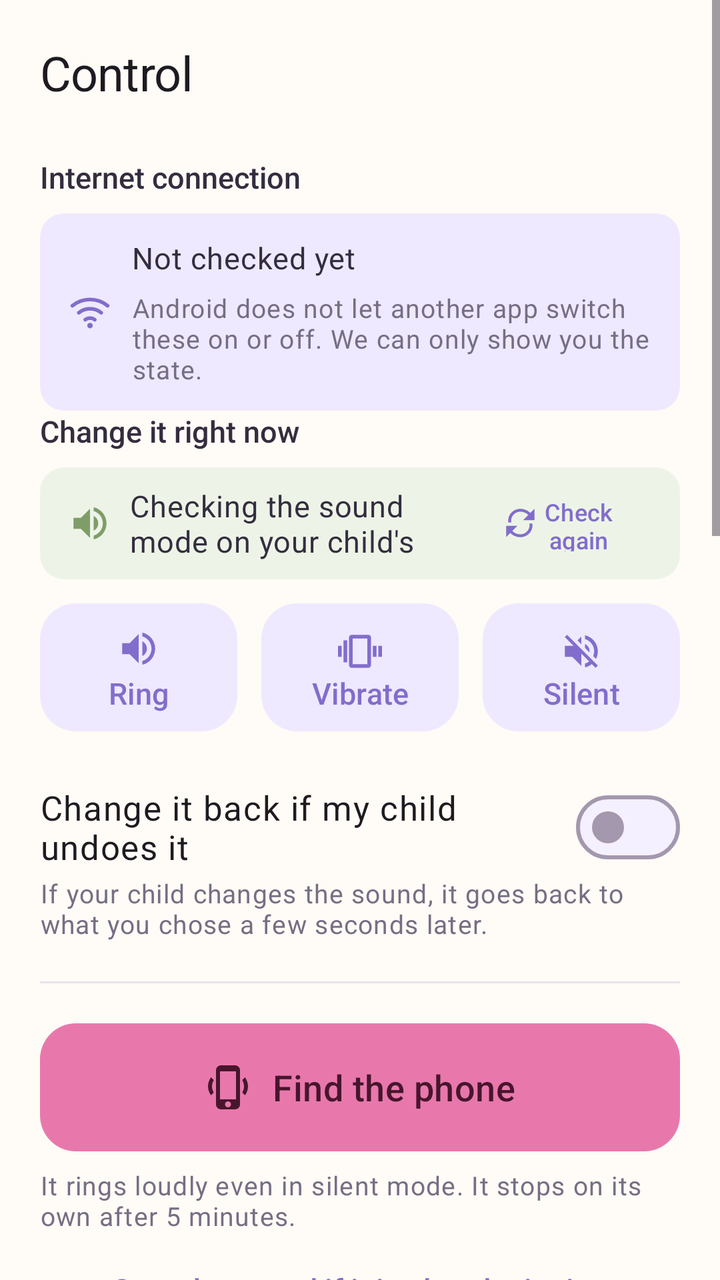
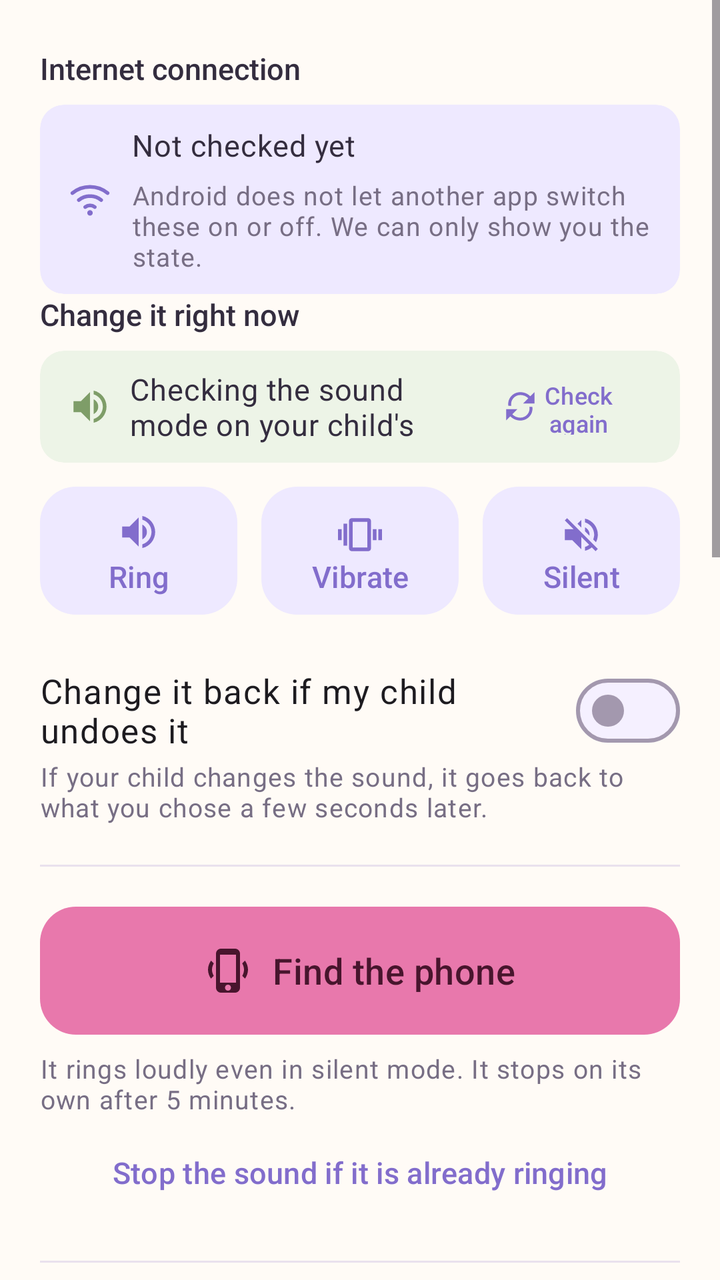

Two renders of the same Android screen: before a commit and after it. Below are the layout's source before the change and the commit's diff.
<!-- AndroidManifest.xml: application theme Theme.KidCare -->
<!-- res/layout/fragment_control.xml -->
<?xml version="1.0" encoding="utf-8"?>
<ScrollView xmlns:android="http://schemas.android.com/apk/res/android"
    xmlns:app="http://schemas.android.com/apk/res-auto"
    android:layout_width="match_parent"
    android:layout_height="match_parent"
    android:fillViewport="true">

    <LinearLayout
        android:layout_width="match_parent"
        android:layout_height="wrap_content"
        android:orientation="vertical"
        android:paddingHorizontal="@dimen/edge"
        android:paddingTop="20dp"
        android:paddingBottom="28dp">

        <TextView
            android:layout_width="match_parent"
            android:layout_height="wrap_content"
            android:text="@string/tab_control"
            android:textAppearance="?attr/textAppearanceHeadlineSmall" />

        
        <TextView
            android:id="@+id/child_state"
            android:layout_width="match_parent"
            android:layout_height="wrap_content"
            android:paddingBottom="16dp"
            android:textAppearance="?attr/textAppearanceBodyMedium"
            android:textColor="?attr/colorOnSurfaceVariant"
            android:visibility="gone" />

        <TextView
            android:layout_width="match_parent"
            android:layout_height="wrap_content"
            android:layout_marginTop="26dp"
            android:text="@string/control_section_network"
            android:fontFamily="sans-serif-medium"
            android:textColor="@color/ink"
            android:textSize="15sp" />

        
        <com.google.android.material.card.MaterialCardView
            android:layout_width="match_parent"
            android:layout_height="wrap_content"
            android:layout_marginTop="8dp"
            app:cardBackgroundColor="@color/sky_soft"
            app:shapeAppearance="@style/ShapeAppearance.KidCare.Small"
            app:strokeWidth="0dp">

            <LinearLayout
                android:layout_width="match_parent"
                android:layout_height="wrap_content"
                android:baselineAligned="false"
                android:gravity="center_vertical"
                android:orientation="horizontal"
                android:paddingHorizontal="14dp"
                android:paddingVertical="12dp">

                <ImageView
                    android:id="@+id/network_icon"
                    android:layout_width="22dp"
                    android:layout_height="22dp"
                    android:importantForAccessibility="no"
                    android:src="@drawable/ic_wifi"
                    app:tint="@color/sky" />

                <LinearLayout
                    android:layout_width="0dp"
                    android:layout_height="wrap_content"
                    android:layout_marginStart="10dp"
                    android:layout_weight="1"
                    android:orientation="vertical">

                    <TextView
                        android:id="@+id/network_state"
                        android:layout_width="match_parent"
                        android:layout_height="wrap_content"
                        android:text="@string/control_network_unknown"
                        android:textAppearance="?attr/textAppearanceBodyMedium"
                        android:textColor="@color/ink" />

                    <TextView
                        android:id="@+id/network_wifi_state"
                        android:layout_width="match_parent"
                        android:layout_height="wrap_content"
                        android:layout_marginTop="1dp"
                        android:textAppearance="?attr/textAppearanceBodySmall"
                        android:textColor="?attr/colorOnSurfaceVariant"
                        android:visibility="gone" />

                    <TextView
                        android:layout_width="match_parent"
                        android:layout_height="wrap_content"
                        android:layout_marginTop="6dp"
                        android:text="@string/control_network_readonly"
                        android:textAppearance="?attr/textAppearanceBodySmall"
                        android:textColor="?attr/colorOnSurfaceVariant" />
                </LinearLayout>
            </LinearLayout>
        </com.google.android.material.card.MaterialCardView>

        <TextView
            android:layout_width="match_parent"
            android:layout_height="wrap_content"
            android:text="@string/control_section_ringer"
            android:fontFamily="sans-serif-medium"
            android:textColor="@color/ink"
            android:textSize="15sp" />

        <com.google.android.material.card.MaterialCardView
            android:layout_width="match_parent"
            android:layout_height="wrap_content"
            android:layout_marginTop="8dp"
            app:cardBackgroundColor="@color/grass_soft"
            app:shapeAppearance="@style/ShapeAppearance.KidCare.Small"
            app:strokeWidth="0dp">

            <LinearLayout
                android:layout_width="match_parent"
                android:layout_height="56dp"
                android:gravity="center_vertical"
                android:orientation="horizontal"
                android:paddingHorizontal="14dp">

                <ImageView
                    android:id="@+id/ringer_state_icon"
                    android:layout_width="22dp"
                    android:layout_height="22dp"
                    android:importantForAccessibility="no"
                    android:src="@drawable/ic_volume_up"
                    app:tint="@color/grass" />

                <TextView
                    android:id="@+id/ringer_state"
                    android:layout_width="0dp"
                    android:layout_height="wrap_content"
                    android:layout_marginStart="9dp"
                    android:layout_weight="1"
                    android:maxLines="2"
                    android:text="@string/control_ringer_status_loading"
                    android:textAppearance="?attr/textAppearanceBodyMedium"
                    android:textColor="@color/ink" />

                <com.google.android.material.button.MaterialButton
                    android:id="@+id/ringer_refresh_button"
                    style="@style/Widget.KidCare.Button.Text"
                    android:layout_width="92dp"
                    android:layout_height="40dp"
                    android:insetTop="0dp"
                    android:insetBottom="0dp"
                    android:minWidth="0dp"
                    android:minHeight="0dp"
                    android:text="@string/control_ringer_refresh"
                    android:textSize="12sp"
                    app:icon="@drawable/ic_refresh"
                    app:iconGravity="textStart"
                    app:iconPadding="2dp"
                    app:iconSize="17dp" />
            </LinearLayout>
        </com.google.android.material.card.MaterialCardView>

        
        <TextView
            android:id="@+id/ringer_dnd_note"
            android:layout_width="match_parent"
            android:layout_height="wrap_content"
            android:layout_marginTop="6dp"
            android:text="@string/control_ringer_dnd_note"
            android:textAppearance="?attr/textAppearanceBodySmall"
            android:textColor="?attr/colorOnSurfaceVariant"
            android:visibility="gone" />

        <LinearLayout
            android:layout_width="match_parent"
            android:layout_height="wrap_content"
            android:layout_marginTop="8dp"
            android:baselineAligned="false"
            android:orientation="horizontal">

            
            <com.google.android.material.button.MaterialButton
                android:id="@+id/mode_normal_button"
                style="@style/Widget.KidCare.Button.Tonal"
                android:layout_width="0dp"
                android:layout_height="72dp"
                android:layout_marginEnd="6dp"
                android:layout_weight="1"
                android:insetLeft="0dp"
                android:insetRight="0dp"
                android:paddingHorizontal="8dp"
                android:text="@string/control_mode_normal"
                app:strokeWidth="0dp"
                app:icon="@drawable/ic_volume_up"
                app:iconGravity="textTop"
                app:iconPadding="4dp"
                app:iconSize="22dp" />

            <com.google.android.material.button.MaterialButton
                android:id="@+id/mode_vibrate_button"
                style="@style/Widget.KidCare.Button.Tonal"
                android:layout_width="0dp"
                android:layout_height="72dp"
                android:layout_marginHorizontal="6dp"
                android:layout_weight="1"
                android:insetLeft="0dp"
                android:insetRight="0dp"
                android:paddingHorizontal="8dp"
                android:text="@string/control_mode_vibrate"
                app:strokeWidth="0dp"
                app:icon="@drawable/ic_vibration"
                app:iconGravity="textTop"
                app:iconPadding="4dp"
                app:iconSize="22dp" />

            <com.google.android.material.button.MaterialButton
                android:id="@+id/mode_silent_button"
                style="@style/Widget.KidCare.Button.Tonal"
                android:layout_width="0dp"
                android:layout_height="72dp"
                android:layout_marginStart="6dp"
                android:layout_weight="1"
                android:insetLeft="0dp"
                android:insetRight="0dp"
                android:paddingHorizontal="8dp"
                android:text="@string/control_mode_silent"
                app:strokeWidth="0dp"
                app:icon="@drawable/ic_volume_off"
                app:iconGravity="textTop"
                app:iconPadding="4dp"
                app:iconSize="22dp" />
        </LinearLayout>

        <com.google.android.material.materialswitch.MaterialSwitch
            android:id="@+id/lock_switch"
            android:layout_width="match_parent"
            android:layout_height="wrap_content"
            android:layout_marginTop="20dp"
            android:minHeight="48dp"
            android:text="@string/control_lock_switch"
            android:textAppearance="?attr/textAppearanceBodyLarge" />

        <TextView
            android:layout_width="match_parent"
            android:layout_height="wrap_content"
            android:text="@string/control_lock_hint"
            android:textAppearance="?attr/textAppearanceBodySmall"
            android:textColor="?attr/colorOnSurfaceVariant" />

        <View
            android:layout_width="match_parent"
            android:layout_height="1dp"
            android:layout_marginVertical="20dp"
            android:background="?attr/colorOutlineVariant" />

        <com.google.android.material.button.MaterialButton
            android:id="@+id/find_button"
            android:layout_width="match_parent"
            android:layout_height="64dp"
            android:text="@string/control_find_phone"
            android:textAppearance="?attr/textAppearanceTitleMedium"
            android:textColor="@color/on_berry"
            app:backgroundTint="@color/berry"
            app:icon="@drawable/ic_find_phone"
            app:iconGravity="textStart"
            app:iconPadding="10dp"
            app:iconSize="24dp"
            app:iconTint="@color/on_berry" />

        <TextView
            android:layout_width="match_parent"
            android:layout_height="wrap_content"
            android:layout_marginTop="8dp"
            android:text="@string/control_find_hint"
            android:textAppearance="?attr/textAppearanceBodySmall"
            android:textColor="?attr/colorOnSurfaceVariant" />

        
        <com.google.android.material.button.MaterialButton
            android:id="@+id/find_stop_button"
            style="@style/Widget.KidCare.Button.Text"
            android:layout_width="match_parent"
            android:layout_height="wrap_content"
            android:layout_marginTop="4dp"
            android:text="@string/control_find_stop_hint" />

        <View
            android:layout_width="match_parent"
            android:layout_height="1dp"
            android:layout_marginVertical="20dp"
            android:background="?attr/colorOutlineVariant" />

        
        <TextView
            android:layout_width="match_parent"
            android:layout_height="wrap_content"
            android:text="@string/control_section_message"
            android:fontFamily="sans-serif-medium"
            android:textColor="@color/ink"
            android:textSize="15sp" />

        <com.google.android.material.chip.ChipGroup
            android:id="@+id/message_chips"
            android:layout_width="match_parent"
            android:layout_height="wrap_content"
            android:layout_marginTop="10dp">

            
            <com.google.android.material.chip.Chip
                style="@style/Widget.Material3.Chip.Suggestion"
                android:layout_width="wrap_content"
                android:layout_height="wrap_content"
                android:checkable="false"
                android:text="@string/control_message_chip_where" />

            <com.google.android.material.chip.Chip
                style="@style/Widget.Material3.Chip.Suggestion"
                android:layout_width="wrap_content"
                android:layout_height="wrap_content"
                android:checkable="false"
                android:text="@string/control_message_chip_call" />

            <com.google.android.material.chip.Chip
                style="@style/Widget.Material3.Chip.Suggestion"
                android:layout_width="wrap_content"
                android:layout_height="wrap_content"
                android:checkable="false"
                android:text="@string/control_message_chip_come_home" />

            <com.google.android.material.chip.Chip
                style="@style/Widget.Material3.Chip.Suggestion"
                android:layout_width="wrap_content"
                android:layout_height="wrap_content"
                android:checkable="false"
                android:text="@string/control_message_chip_meal" />
        </com.google.android.material.chip.ChipGroup>

        
        <com.google.android.material.textfield.TextInputLayout
            android:id="@+id/message_input_layout"
            android:layout_width="match_parent"
            android:layout_height="wrap_content"
            android:layout_marginTop="8dp"
            android:hint="@string/control_message_hint"
            app:counterEnabled="true"
            app:counterMaxLength="100">

            <com.google.android.material.textfield.TextInputEditText
                android:id="@+id/message_input"
                android:layout_width="match_parent"
                android:layout_height="wrap_content"
                android:inputType="textShortMessage|textMultiLine|textCapSentences"
                android:maxLength="100"
                android:maxLines="3"
                android:textAppearance="?attr/textAppearanceBodyLarge" />
        </com.google.android.material.textfield.TextInputLayout>

        <com.google.android.material.button.MaterialButton
            android:id="@+id/message_send_button"
            style="@style/Widget.KidCare.Button.Tonal"
            android:layout_width="match_parent"
            android:layout_height="58dp"
            android:layout_marginTop="8dp"
            android:text="@string/control_message_send"
            android:textAppearance="?attr/textAppearanceTitleMedium"
            app:icon="@drawable/ic_send"
            app:iconGravity="textStart"
            app:iconPadding="8dp"
            app:iconSize="22dp" />

        <TextView
            android:layout_width="match_parent"
            android:layout_height="wrap_content"
            android:layout_marginTop="8dp"
            android:text="@string/control_message_hint_detail"
            android:textAppearance="?attr/textAppearanceBodySmall"
            android:textColor="?attr/colorOnSurfaceVariant" />

        <View
            android:layout_width="match_parent"
            android:layout_height="1dp"
            android:layout_marginVertical="20dp"
            android:background="?attr/colorOutlineVariant" />

        
        <TextView
            android:layout_width="match_parent"
            android:layout_height="wrap_content"
            android:text="@string/control_section_alarm"
            android:fontFamily="sans-serif-medium"
            android:textColor="@color/ink"
            android:textSize="15sp" />

        
        <TextView
            android:id="@+id/alarm_state"
            android:layout_width="match_parent"
            android:layout_height="wrap_content"
            android:layout_marginTop="8dp"
            android:textAppearance="?attr/textAppearanceBodyMedium"
            android:textColor="?attr/colorOnSurfaceVariant"
            android:visibility="gone" />

        <com.google.android.material.button.MaterialButton
            android:id="@+id/alarm_time_button"
            style="@style/Widget.KidCare.Button.Outlined"
            android:layout_width="match_parent"
            android:layout_height="64dp"
            android:layout_marginTop="10dp"
            android:textAppearance="?attr/textAppearanceTitleMedium"
            app:icon="@drawable/ic_alarm"
            app:iconGravity="textStart"
            app:iconPadding="8dp"
            app:iconSize="22dp" />

        <com.google.android.material.textfield.TextInputLayout
            android:id="@+id/alarm_label_layout"
            android:layout_width="match_parent"
            android:layout_height="wrap_content"
            android:layout_marginTop="8dp"
            android:hint="@string/control_alarm_label_hint">

            
            <com.google.android.material.textfield.TextInputEditText
                android:id="@+id/alarm_label_input"
                android:layout_width="match_parent"
                android:layout_height="wrap_content"
                android:inputType="textShortMessage|textCapSentences"
                android:maxLength="20"
                android:maxLines="1"
                android:textAppearance="?attr/textAppearanceBodyLarge" />
        </com.google.android.material.textfield.TextInputLayout>

        <com.google.android.material.button.MaterialButton
            android:id="@+id/alarm_set_button"
            style="@style/Widget.KidCare.Button.Tonal"
            android:layout_width="match_parent"
            android:layout_height="58dp"
            android:layout_marginTop="8dp"
            android:text="@string/control_alarm_set"
            android:textAppearance="?attr/textAppearanceTitleMedium"
            app:icon="@drawable/ic_alarm"
            app:iconGravity="textStart"
            app:iconPadding="8dp"
            app:iconSize="22dp" />

        
        <com.google.android.material.button.MaterialButton
            android:id="@+id/alarm_cancel_button"
            style="@style/Widget.KidCare.Button.Text"
            android:layout_width="match_parent"
            android:layout_height="wrap_content"
            android:layout_marginTop="4dp"
            android:text="@string/control_alarm_cancel" />

        <TextView
            android:layout_width="match_parent"
            android:layout_height="wrap_content"
            android:layout_marginTop="8dp"
            android:text="@string/control_alarm_hint_detail"
            android:textAppearance="?attr/textAppearanceBodySmall"
            android:textColor="?attr/colorOnSurfaceVariant" />

        <LinearLayout
            android:layout_width="match_parent"
            android:layout_height="wrap_content"
            android:layout_marginTop="16dp"
            android:gravity="center_vertical"
            android:orientation="horizontal">

            <ProgressBar
                android:id="@+id/command_progress"
                style="?android:attr/progressBarStyleSmall"
                android:layout_width="20dp"
                android:layout_height="20dp"
                android:layout_marginEnd="10dp"
                android:visibility="gone" />

            <TextView
                android:id="@+id/command_status"
                android:layout_width="0dp"
                android:layout_height="wrap_content"
                android:layout_weight="1"
                android:textAppearance="?attr/textAppearanceBodyMedium"
                android:visibility="gone" />
        </LinearLayout>
    </LinearLayout>
</ScrollView>
<!-- resources referenced by this layout -->
<resources>
  <color name="berry">#E878AC</color>
  <color name="grass">#7E9D68</color>
  <color name="grass_soft">#EDF4E7</color>
  <color name="ink">#342D3F</color>
  <color name="on_berry">#48152D</color>
  <color name="sky">#826DCC</color>
  <color name="sky_soft">#EEE9FF</color>
  <dimen name="edge">20dp</dimen>
  <string name="control_alarm_cancel" formatted="false">Cancel the alarm</string>
  <string name="control_alarm_label_hint" formatted="false">Alarm name (e.g. Time for class)</string>
  <string name="control_alarm_set" formatted="false">Set an alarm for this time</string>
  <string name="control_find_hint" formatted="false">It rings loudly even in silent mode. It stops on its own after 5 minutes.</string>
  <string name="control_find_phone" formatted="false">Find the phone</string>
  <string name="control_find_stop_hint" formatted="false">Stop the sound if it is already ringing</string>
  <string name="control_lock_hint" formatted="false">If your child changes the sound, it goes back to what you chose a few seconds later.</string>
  <string name="control_lock_switch" formatted="false">Change it back if my child undoes it</string>
  <string name="control_message_chip_call" formatted="false">Please call me</string>
  <string name="control_message_chip_come_home" formatted="false">Come home</string>
  <string name="control_message_chip_meal" formatted="false">Have you eaten?</string>
  <string name="control_message_chip_where" formatted="false">Where are you now?</string>
  <string name="control_message_hint" formatted="false">What to tell your child</string>
  <string name="control_message_hint_detail" formatted="false">It shows up large on your child\'s screen. It makes no sound, just one vibration. When your child taps \'Got it\', this changes to \'Read\'.</string>
  <string name="control_message_send" formatted="false">Send the message</string>
  <string name="control_mode_normal" formatted="false">Ring</string>
  <string name="control_mode_silent" formatted="false">Silent</string>
  <string name="control_mode_vibrate" formatted="false">Vibrate</string>
  <string name="control_network_readonly" formatted="false">Android does not let another app switch these on or off. We can only show you the state.</string>
  <string name="control_network_unknown" formatted="false">Not checked yet</string>
  <string name="control_ringer_dnd_note" formatted="false">While Do Not Disturb is on, Android reports silent even if the ringer is set to ring. That is why the sound state above may not be exact.</string>
  <string name="control_ringer_refresh" formatted="false">Check again</string>
  <string name="control_ringer_status_loading" formatted="false">Checking the sound mode on your child\'s phone</string>
  <string name="control_section_alarm" formatted="false">Set an alarm</string>
  <string name="control_section_message" formatted="false">Send a word</string>
  <string name="control_section_network" formatted="false">Internet connection</string>
  <string name="control_section_ringer" formatted="false">Change it right now</string>
  <string name="tab_control" formatted="false">Control</string>
  <color name="on_accent">#FFFFFF</color>
  <color name="apricot">#F2A05F</color>
  <color name="apricot_soft">#FFF0E2</color>
  <color name="on_apricot_soft">#5A3216</color>
  <color name="berry_ink">#B64C66</color>
  <color name="paper_card">#FFFEFC</color>
  <color name="berry_soft">#FDE8F2</color>
  <color name="on_berry_soft">#5B213C</color>
  <color name="paper">#FFFBF6</color>
  <color name="paper_fold">#F5F0FF</color>
  <color name="ink_soft">#776E84</color>
  <color name="line">#A398AE</color>
  <color name="line_soft">#E9E1ED</color>
  <!-- unchanged entries left out for length: 39 -->
</resources>

<!-- the commit's change to res/layout/fragment_control.xml (unified diff, before → after) -->
@@ -13,12 +13,6 @@
         android:paddingTop="20dp"
         android:paddingBottom="28dp">
 
-        <TextView
-            android:layout_width="match_parent"
-            android:layout_height="wrap_content"
-            android:text="@string/tab_control"
-            android:textAppearance="?attr/textAppearanceHeadlineSmall" />
-
         
         <TextView
             android:id="@+id/child_state"
@@ -32,7 +26,7 @@
         <TextView
             android:layout_width="match_parent"
             android:layout_height="wrap_content"
-            android:layout_marginTop="26dp"
+            android:layout_marginTop="4dp"
             android:text="@string/control_section_network"
             android:fontFamily="sans-serif-medium"
             android:textColor="@color/ink"
@@ -54,7 +48,7 @@
                 android:gravity="center_vertical"
                 android:orientation="horizontal"
                 android:paddingHorizontal="14dp"
-                android:paddingVertical="12dp">
+                android:paddingVertical="10dp">
 
                 <ImageView
                     android:id="@+id/network_icon"
<!-- resource entries referenced after the edit -->
@@ -35,7 +35,6 @@
   <string name="control_section_message" formatted="false">Send a word</string>
   <string name="control_section_network" formatted="false">Internet connection</string>
   <string name="control_section_ringer" formatted="false">Change it right now</string>
-  <string name="tab_control" formatted="false">Control</string>
   <color name="on_accent">#FFFFFF</color>
   <color name="apricot">#F2A05F</color>
   <color name="apricot_soft">#FFF0E2</color>
